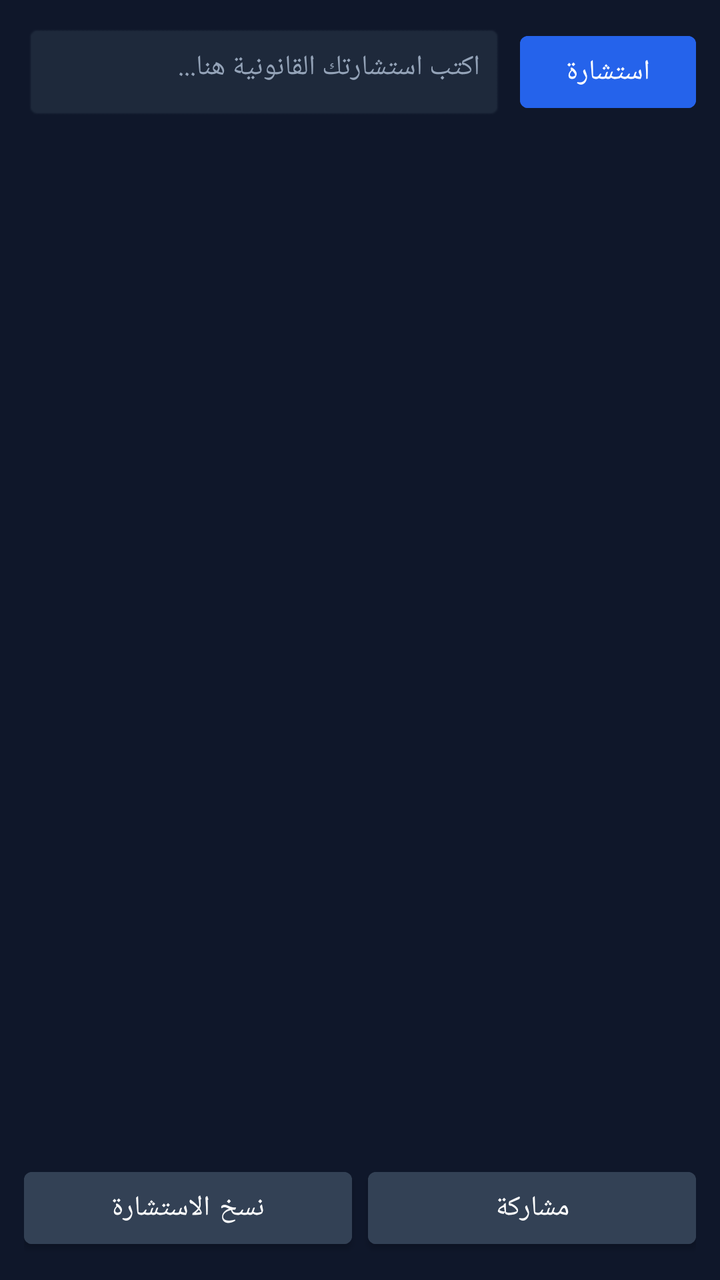
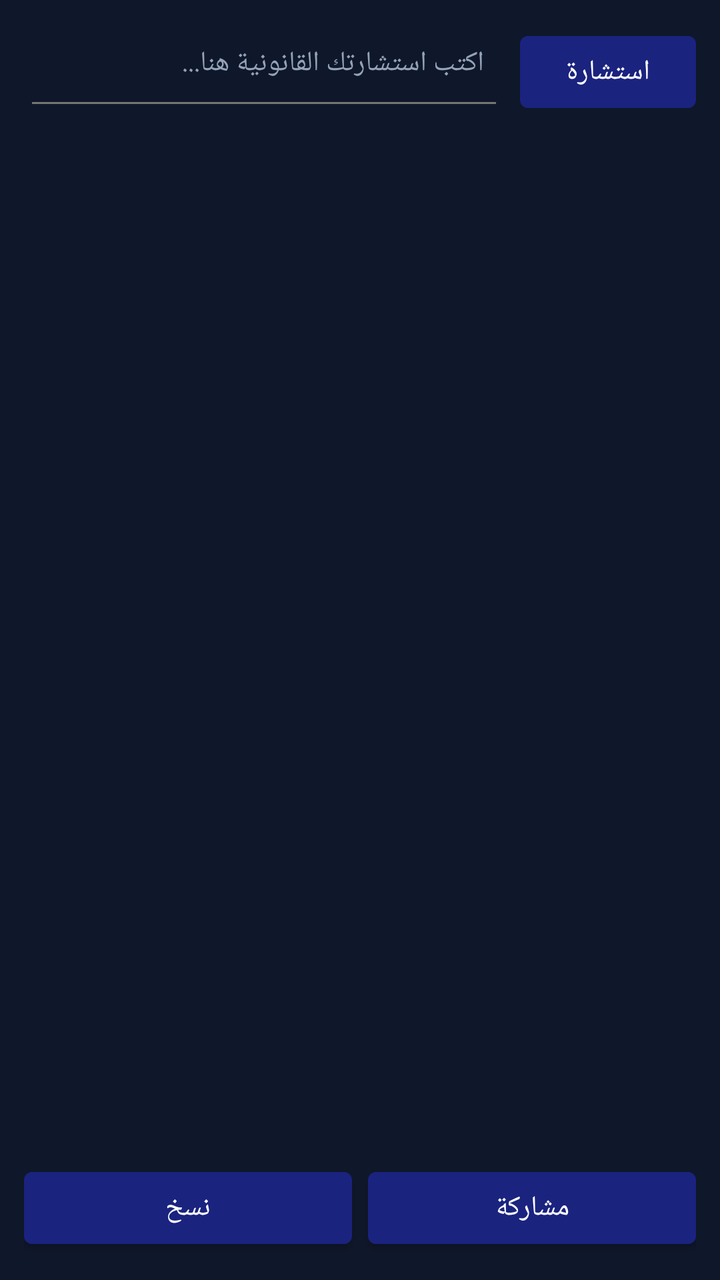

Compare the two renders of this Android layout. The source of the first and the diff that turns it into the second are given below.
<!-- AndroidManifest.xml: application theme Theme.AlMustashar -->
<!-- res/layout/activity_consult.xml -->
<?xml version="1.0" encoding="utf-8"?>
<LinearLayout xmlns:android="http://schemas.android.com/apk/res/android"
    android:layout_width="match_parent"
    android:layout_height="match_parent"
    android:orientation="vertical"
    android:background="#0F172A"
    android:padding="12dp">

    
    <LinearLayout
        android:id="@+id/topInputLayout"
        android:layout_width="match_parent"
        android:layout_height="wrap_content"
        android:orientation="horizontal"
        android:gravity="center_vertical"
        android:layout_marginBottom="8dp">

        <EditText
            android:id="@+id/etQuestion"
            android:layout_width="0dp"
            android:layout_height="wrap_content"
            android:layout_weight="1"
            android:minHeight="48dp"
            android:background="@android:drawable/editbox_background"
            android:hint="اكتب استشارتك القانونية هنا..."
            android:textColor="#FFFFFF"
            android:textColorHint="#94A3B8"
            android:backgroundTint="#1E293B"
            android:padding="12dp"
            android:gravity="right|top"
            android:textDirection="rtl"
            android:textSize="14sp" />

        <Button
            android:id="@+id/btnAsk"
            android:layout_width="wrap_content"
            android:layout_height="wrap_content"
            android:layout_marginStart="8dp"
            android:text="استشارة"
            android:backgroundTint="#2563EB"
            android:textColor="#FFFFFF" />
    </LinearLayout>

    <ProgressBar
        android:id="@+id/progressBar"
        android:layout_width="wrap_content"
        android:layout_height="wrap_content"
        android:layout_gravity="center"
        android:visibility="gone"
        android:layout_margin="8dp" />

    
    <ScrollView
        android:layout_width="match_parent"
        android:layout_height="0dp"
        android:layout_weight="1"
        android:fillViewport="true">

        <LinearLayout
            android:layout_width="match_parent"
            android:layout_height="wrap_content"
            android:orientation="vertical">

            <TextView
                android:id="@+id/tvAnswer"
                android:layout_width="match_parent"
                android:layout_height="wrap_content"
                android:textColor="#E2E8F0"
                android:textSize="15sp"
                android:lineSpacingExtra="4dp"
                android:textIsSelectable="true"
                android:gravity="right"
                android:textDirection="rtl" />
        </LinearLayout>
    </ScrollView>

    
    <LinearLayout
        android:layout_width="match_parent"
        android:layout_height="wrap_content"
        android:orientation="horizontal"
        android:gravity="center"
        android:layout_marginTop="8dp">

        <Button
            android:id="@+id/btnCopy"
            android:layout_width="0dp"
            android:layout_height="wrap_content"
            android:layout_weight="1"
            android:text="نسخ الاستشارة"
            android:backgroundTint="#334155"
            android:textColor="#FFFFFF"
            android:layout_marginEnd="4dp" />

        <Button
            android:id="@+id/btnShare"
            android:layout_width="0dp"
            android:layout_height="wrap_content"
            android:layout_weight="1"
            android:text="مشاركة"
            android:backgroundTint="#334155"
            android:textColor="#FFFFFF"
            android:layout_marginStart="4dp" />
    </LinearLayout>

</LinearLayout>
<!-- resources referenced by this layout -->
<resources>
  <style name="Theme.AlMustashar" parent="Theme.MaterialComponents.DayNight.NoActionBar">
          
          <item name="colorPrimary">@color/primary</item>
          <item name="colorPrimaryVariant">@color/primary_dark</item>
          <item name="colorOnPrimary">@color/text_on_primary</item>
  
          
          <item name="colorSecondary">@color/accent</item>
          <item name="colorSecondaryVariant">@color/accent_dark</item>
          <item name="colorOnSecondary">@color/text_primary</item>
  
          
          <item name="android:colorBackground">@color/background</item>
          <item name="colorSurface">@color/surface</item>
          <item name="colorOnSurface">@color/text_primary</item>
  
          
          <item name="colorError">@color/error</item>
          <item name="colorOnError">@color/text_on_primary</item>
  
          
          <item name="android:statusBarColor">@color/primary_dark</item>
          <item name="android:windowLightStatusBar">false</item>
  
          
          <item name="android:navigationBarColor">@color/primary_dark</item>
  
          
          <item name="android:textColorPrimary">@color/text_primary</item>
          <item name="android:textColorSecondary">@color/text_secondary</item>
          <item name="android:textColorHint">@color/text_hint</item>
  
          
          <item name="android:fontFamily">sans-serif</item>
          <item name="fontFamily">sans-serif</item>
      </style>
  <color name="primary">#1A237E</color>
  <color name="primary_dark">#0D1442</color>
  <color name="text_on_primary">#FFFFFF</color>
  <color name="accent">#FFB800</color>
  <color name="accent_dark">#C68A00</color>
  <color name="text_primary">#212121</color>
  <color name="background">#F5F5F5</color>
  <color name="surface">#FFFFFF</color>
  <color name="error">#F44336</color>
  <color name="text_secondary">#757575</color>
  <color name="text_hint">#BDBDBD</color>
</resources>

<!-- the commit's change to res/layout/activity_consult.xml (unified diff, before → after) -->
@@ -6,9 +6,7 @@
     android:background="#0F172A"
     android:padding="12dp">
 
-    
     <LinearLayout
-        android:id="@+id/topInputLayout"
         android:layout_width="match_parent"
         android:layout_height="wrap_content"
         android:orientation="horizontal"
@@ -21,12 +19,10 @@
             android:layout_height="wrap_content"
             android:layout_weight="1"
             android:minHeight="48dp"
-            android:background="@android:drawable/editbox_background"
             android:hint="اكتب استشارتك القانونية هنا..."
             android:textColor="#FFFFFF"
             android:textColorHint="#94A3B8"
-            android:backgroundTint="#1E293B"
-            android:padding="12dp"
+            android:padding="10dp"
             android:gravity="right|top"
             android:textDirection="rtl"
             android:textSize="14sp" />
@@ -37,7 +33,6 @@
             android:layout_height="wrap_content"
             android:layout_marginStart="8dp"
             android:text="استشارة"
-            android:backgroundTint="#2563EB"
             android:textColor="#FFFFFF" />
     </LinearLayout>
 
@@ -49,32 +44,24 @@
         android:visibility="gone"
         android:layout_margin="8dp" />
 
-    
     <ScrollView
         android:layout_width="match_parent"
         android:layout_height="0dp"
         android:layout_weight="1"
         android:fillViewport="true">
 
-        <LinearLayout
+        <TextView
+            android:id="@+id/tvAnswer"
             android:layout_width="match_parent"
             android:layout_height="wrap_content"
-            android:orientation="vertical">
-
-            <TextView
-                android:id="@+id/tvAnswer"
-                android:layout_width="match_parent"
-                android:layout_height="wrap_content"
-                android:textColor="#E2E8F0"
-                android:textSize="15sp"
-                android:lineSpacingExtra="4dp"
-                android:textIsSelectable="true"
-                android:gravity="right"
-                android:textDirection="rtl" />
-        </LinearLayout>
+            android:textColor="#E2E8F0"
+            android:textSize="15sp"
+            android:lineSpacingExtra="4dp"
+            android:textIsSelectable="true"
+            android:gravity="right"
+            android:textDirection="rtl" />
     </ScrollView>
 
-    
     <LinearLayout
         android:layout_width="match_parent"
         android:layout_height="wrap_content"
@@ -87,9 +74,7 @@
             android:layout_width="0dp"
             android:layout_height="wrap_content"
             android:layout_weight="1"
-            android:text="نسخ الاستشارة"
-            android:backgroundTint="#334155"
-            android:textColor="#FFFFFF"
+            android:text="نسخ"
             android:layout_marginEnd="4dp" />
 
         <Button
@@ -98,8 +83,6 @@
             android:layout_height="wrap_content"
             android:layout_weight="1"
             android:text="مشاركة"
-            android:backgroundTint="#334155"
-            android:textColor="#FFFFFF"
             android:layout_marginStart="4dp" />
     </LinearLayout>
 
